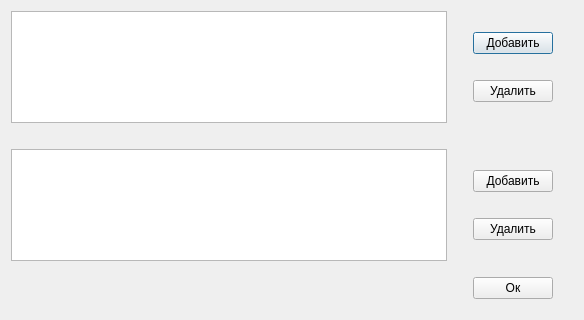
7enSmile/clientVKR, file ui/staffuniversitywindow.ui: the form before one commit.
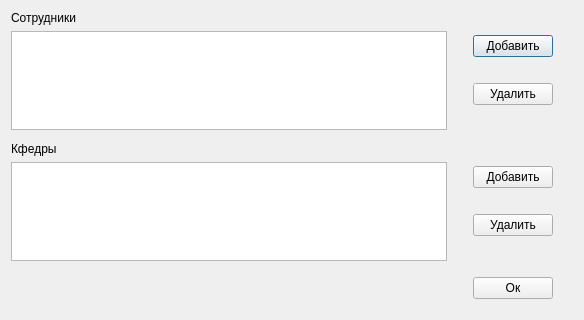
The form after the commit.

The edit to the form file:
```diff
--- a/ui/staffuniversitywindow.ui
+++ b/ui/staffuniversitywindow.ui
@@ -21,6 +21,15 @@
        <item>
         <layout class="QHBoxLayout" name="horizontalLayout_7">
          <item>
+          <layout class="QVBoxLayout" name="verticalLayout">
+           <item>
+            <widget class="QLabel" name="label">
+             <property name="text">
+              <string>Сотрудники</string>
+             </property>
+            </widget>
+           </item>
+           <item>
           <widget class="QTableView" name="tableViewStaff">
            <property name="showGrid">
             <bool>true</bool>
@@ -38,9 +47,11 @@
             <bool>true</bool>
            </attribute>
            <attribute name="verticalHeaderVisible">
-            <bool>true</bool>
-           </attribute>
-          </widget>
+              <bool>false</bool>
+             </attribute>
+            </widget>
+           </item>
+          </layout>
          </item>
          <item>
           <spacer name="horizontalSpacer_13">
@@ -155,6 +166,15 @@
        <item>
         <layout class="QHBoxLayout" name="horizontalLayout_8">
          <item>
+          <layout class="QVBoxLayout" name="verticalLayout_2">
+           <item>
+            <widget class="QLabel" name="label_2">
+             <property name="text">
+              <string>Кфедры</string>
+             </property>
+            </widget>
+           </item>
+           <item>
           <widget class="QTableView" name="tableViewDepatment">
            <attribute name="horizontalHeaderVisible">
             <bool>false</bool>
@@ -163,6 +183,8 @@
             <number>1000</number>
            </attribute>
           </widget>
+           </item>
+          </layout>
          </item>
          <item>
           <spacer name="horizontalSpacer_15">
```
Lines whose indentation alone changed are shown as unchanged.
